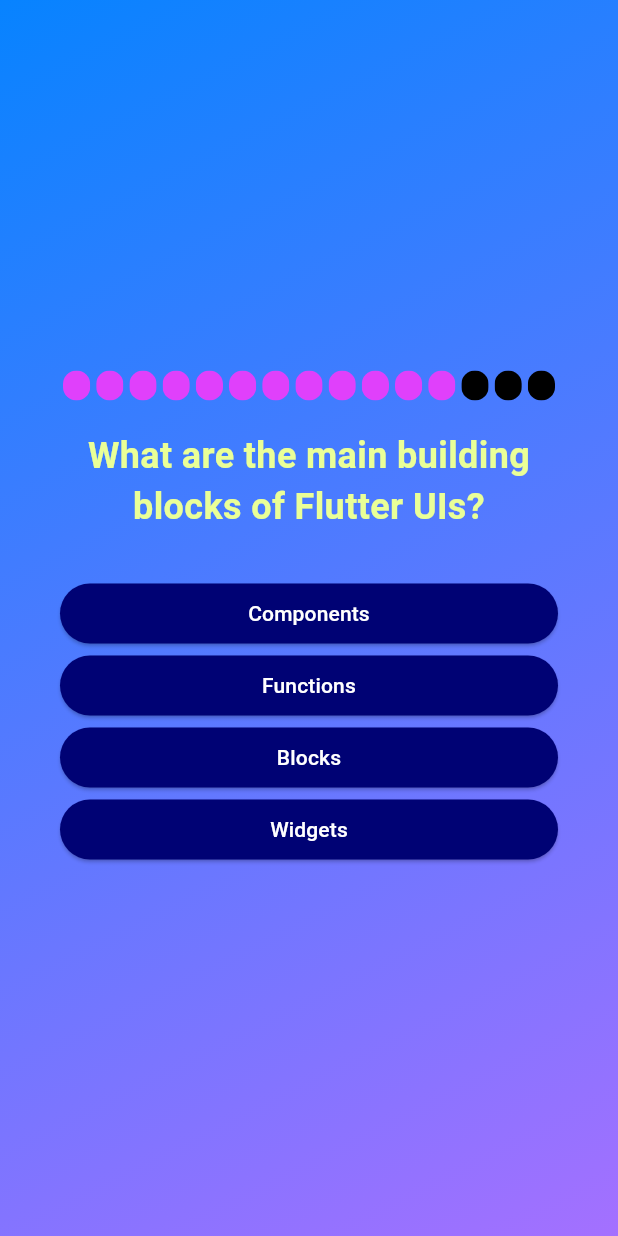
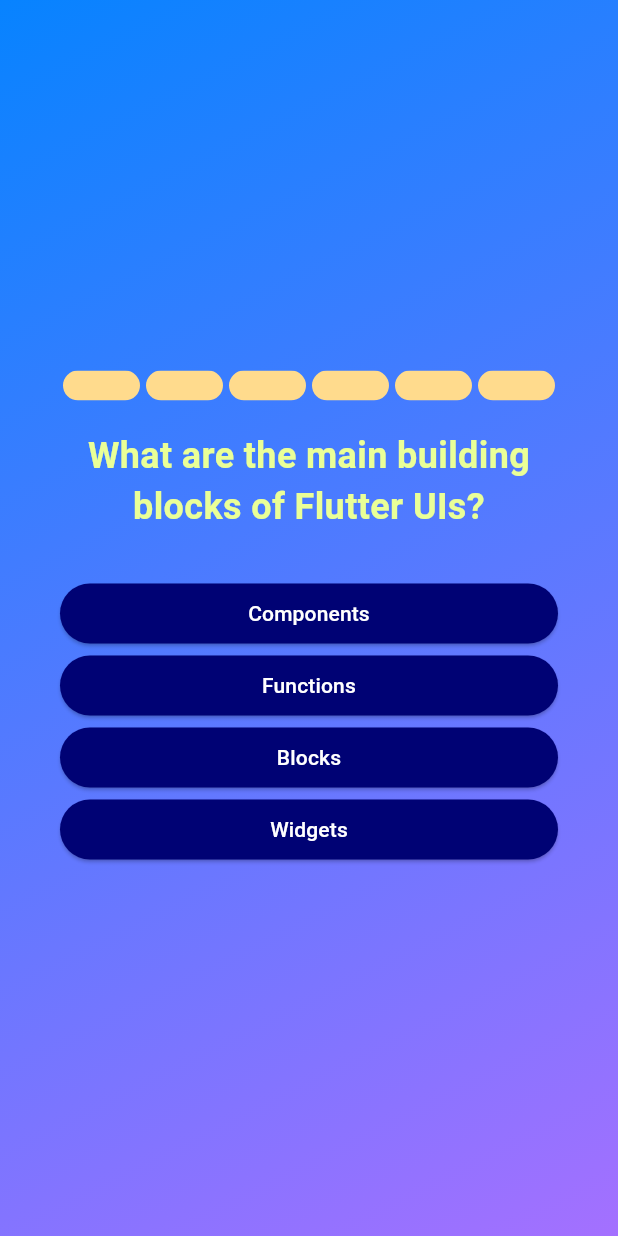
Before and after one commit to Mrhaneul/CSC322-Quiz_App_Upgrade, a Flutter app: the screen it shows after launch, after a tap on "Start Quiz", on a phone screen of 412 x 824 dp. Run offline on Flutter 3.47's test engine with Material 3 defaults, Android fonts, the phone set to English and light mode, and no system bars; drawn by our look-alikes of step_progress_indicator; our stand-ins replace google_fonts.

Commit message:
added progress bar WIP

```diff
--- a/lib/answer_button.dart
+++ b/lib/answer_button.dart
@@ -8,8 +8,7 @@ class AnswerButton extends StatelessWidget {
   });
 
   final String answerText;
-  final void Function()
-  onTap; // we receive as an argument and then use as a value for onPressed
+  final void Function() onTap; // we receive as an argument and then use as a value for onPressed
 
   @override
   Widget build(BuildContext context) {
--- a/lib/question_screen.dart
+++ b/lib/question_screen.dart
@@ -45,17 +45,12 @@ class _QuestionsScreenState extends State<QuestionsScreen> {
           crossAxisAlignment: CrossAxisAlignment.stretch,
           children: [
             StepProgressIndicator(
-              totalSteps: 15,
-              currentStep: 12,
+              totalSteps: questions.length,
+              currentStep: currentQuestionIndex,
               size: 20,
-              selectedColor: Colors.purpleAccent,
-              unselectedColor: Colors.black,
+              selectedColor: const Color.fromARGB(255, 255, 0, 195),
+              unselectedColor: const Color.fromARGB(255, 255, 219, 141),
               roundedEdges: Radius.circular(10),
-              gradientColor: LinearGradient(
-                begin: Alignment.topLeft,
-                end: Alignment.bottomRight,
-                colors: [Colors.pink, Colors.white],
-              ),
             ),
             const SizedBox(height: 20),
             QuestionText(text: currentQuestion.text),
```
